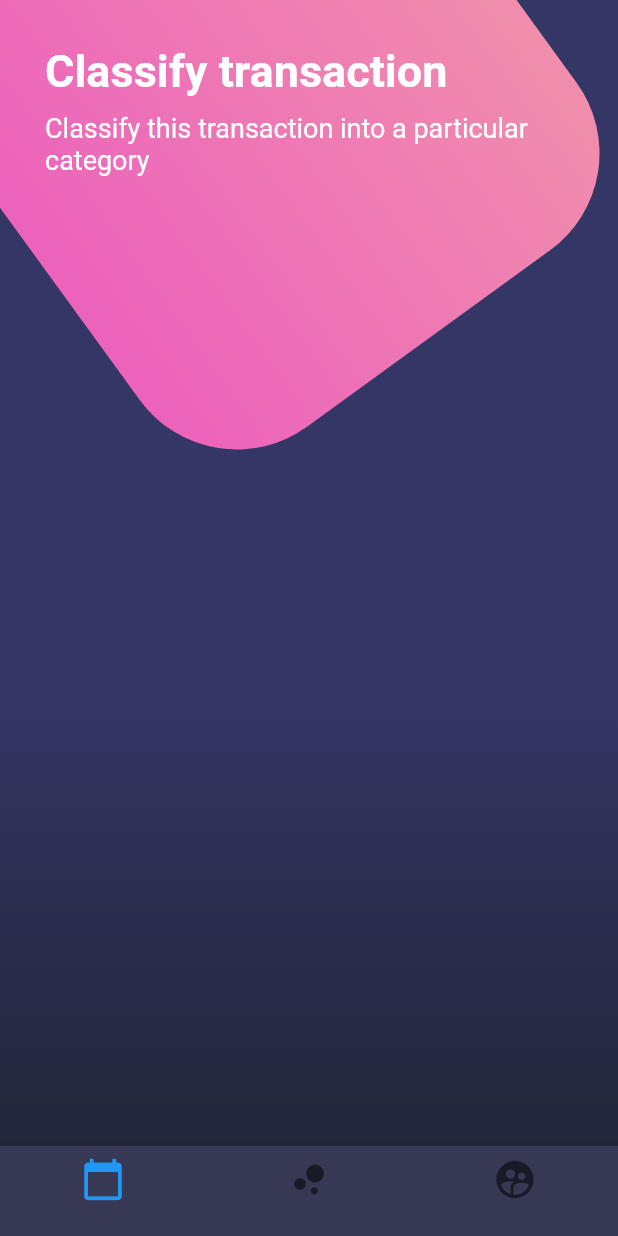
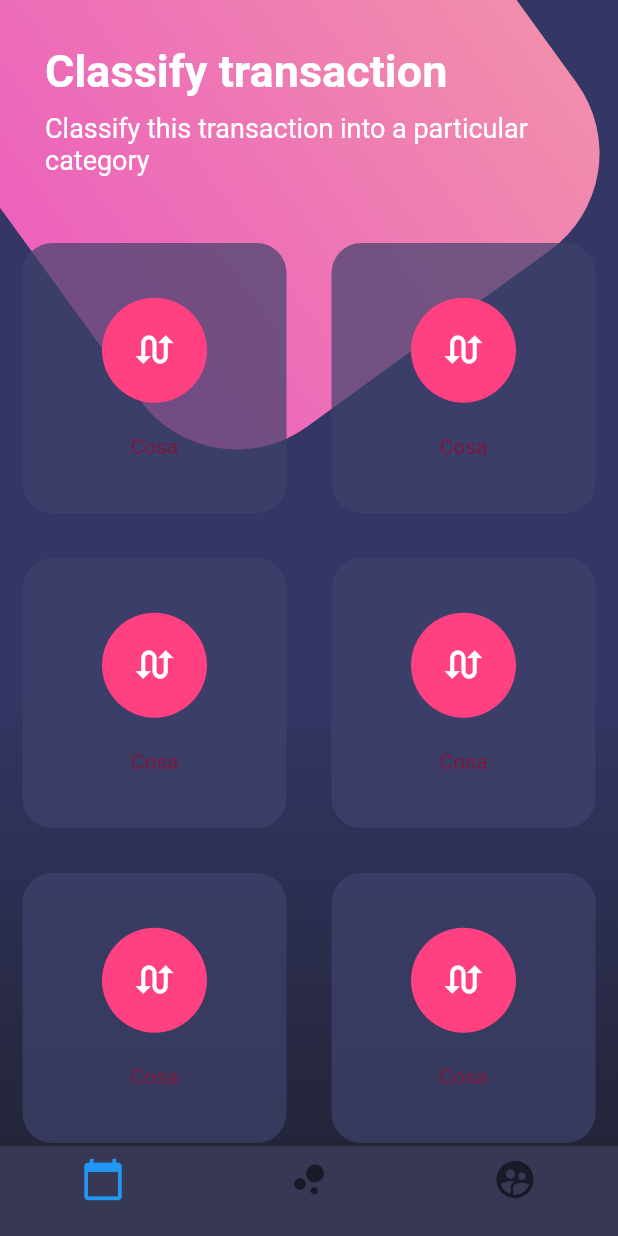
Before and after one commit to natashaek/F-DisenosFlutter, a Flutter app: the screen it shows after launch, on a phone screen of 412 x 824 dp. Run offline on Flutter 3.47's test engine with Material 2 defaults, Android fonts, the phone set to English and light mode, and no system bars.

Commit message:
Table y TableRow

```diff
--- a/lib/src/pages/botones_page.dart
+++ b/lib/src/pages/botones_page.dart
@@ -15,6 +15,7 @@ class BotonesPage extends StatelessWidget {
               child: Column(
                 children: <Widget>[
                   _titulos(),
+                  _botonesRedondeados(),
                 ],
               ),
             )
@@ -102,4 +103,48 @@ class BotonesPage extends StatelessWidget {
       ),
     );
   }
+
+  Widget _botonesRedondeados() {
+    return Table(children: [
+      TableRow(children: [
+        _crearBotonRedondeado(),
+        _crearBotonRedondeado(),
+      ]),
+      TableRow(children: [
+        _crearBotonRedondeado(),
+        _crearBotonRedondeado(),
+      ]),
+      TableRow(children: [
+        _crearBotonRedondeado(),
+        _crearBotonRedondeado(),
+      ]),
+      TableRow(children: [
+        _crearBotonRedondeado(),
+        _crearBotonRedondeado(),
+      ]),
+    ]);
+  }
+
+  Widget _crearBotonRedondeado() {
+    return Container(
+      height: 180.0,
+      margin: EdgeInsets.all(15.0),
+      decoration: BoxDecoration(
+          color: Color.fromRGBO(62, 66, 107, 0.7),
+          borderRadius: BorderRadius.circular(20.0)),
+      child: Column(
+          mainAxisAlignment: MainAxisAlignment.spaceAround,
+          children: <Widget>[
+            SizedBox(height: 5.0),
+            CircleAvatar(
+              backgroundColor: Colors.pinkAccent,
+              radius: 35.0,
+              child: Icon(Icons.swap_calls, color: Colors.white, size: 30.0),
+            ),
+            Text('Cosa',
+                style: TextStyle(color: Color.fromARGB(255, 131, 20, 57))),
+            SizedBox(height: 5.0),
+          ]),
+    );
+  }
 }
```
